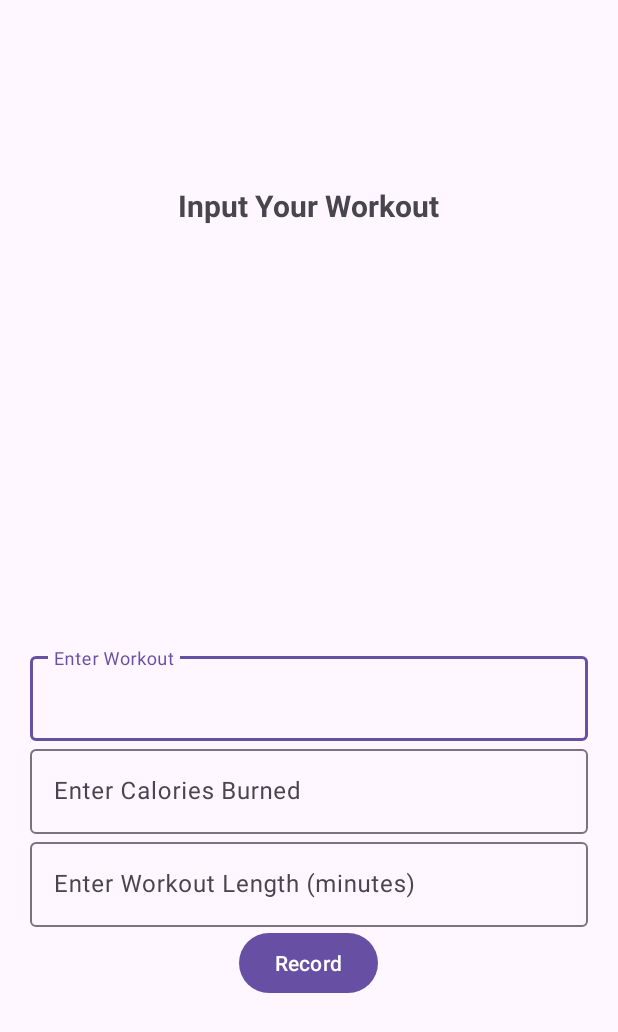
After one commit to ellio357/GroupProject476, an Android app: the layout activity_workout_entry.xml on its own in the app's theme, with its tools: preview values and no code run, on a phone screen of 412 x 824 dp. The commit adds this screen. Shown: the top 1032 px of the screen. Run offline under Robolectric (Android 15) with nearby library versions, the phone set to English and light mode, and no system bars.

Commit message:
created Workout activity and small functionalities.

```diff
--- /dev/null
+++ b/app/src/main/res/layout/activity_workout_entry.xml
@@ -0,0 +1,77 @@
+<?xml version="1.0" encoding="utf-8"?>
+<LinearLayout xmlns:android="http://schemas.android.com/apk/res/android"
+    xmlns:tools="http://schemas.android.com/tools"
+    android:id="@+id/LinearLayout"
+    android:layout_width="match_parent"
+    android:layout_height="match_parent"
+    android:orientation="vertical"
+    tools:context=".MainActivity">
+
+    <LinearLayout
+        android:layout_width="match_parent"
+        android:layout_height="0dp"
+        android:layout_weight="1"
+        android:gravity="center"
+        android:orientation="vertical">
+
+        <TextView
+            android:id="@+id/workoutEntryMessage"
+            android:layout_width="wrap_content"
+            android:layout_height="wrap_content"
+            android:text="@string/workout_message"
+            android:textSize="20sp"
+            android:textStyle="bold"/>
+
+    </LinearLayout>
+
+    <LinearLayout
+        android:layout_width="match_parent"
+        android:layout_height="0dp"
+        android:layout_weight="2"
+        android:gravity="center"
+        android:orientation="vertical"
+        android:padding="20dp">
+
+    <com.google.android.material.textfield.TextInputLayout
+        android:layout_width="match_parent"
+        android:layout_height="wrap_content"
+        android:hint="@string/workout_entry">
+        <com.google.android.material.textfield.TextInputEditText
+            android:id="@+id/addWorkoutName"
+            android:layout_width="match_parent"
+            android:layout_height="wrap_content"
+            android:inputType="textShortMessage"/>
+
+    </com.google.android.material.textfield.TextInputLayout>
+
+    <com.google.android.material.textfield.TextInputLayout
+        android:layout_width="match_parent"
+        android:layout_height="wrap_content"
+        android:hint="@string/workout_cals">
+        <com.google.android.material.textfield.TextInputEditText
+            android:id="@+id/addWorkoutCals"
+            android:layout_width="match_parent"
+            android:layout_height="wrap_content"
+            android:inputType="textShortMessage"/>
+    </com.google.android.material.textfield.TextInputLayout>
+
+    <com.google.android.material.textfield.TextInputLayout
+        android:layout_width="match_parent"
+        android:layout_height="wrap_content"
+        android:hint="@string/workout_length">
+        <com.google.android.material.textfield.TextInputEditText
+            android:id="@+id/addWorkoutLength"
+            android:layout_width="match_parent"
+            android:layout_height="wrap_content"
+            android:inputType="number"/>
+    </com.google.android.material.textfield.TextInputLayout>
+
+    <Button
+        android:id="@+id/recordButton"
+        android:layout_width="wrap_content"
+        android:layout_height="wrap_content"
+        android:text="@string/record"/>
+
+    </LinearLayout>
+
+</LinearLayout>
--- a/app/src/main/res/values/strings.xml
+++ b/app/src/main/res/values/strings.xml
@@ -11,4 +11,10 @@
     <string name="welcome">Welcome!</string>
     <string name="logout">Logout</string>
     <string name="register">Register</string>
+    <string name="record">Record</string>
+    <string name="workout">Workout</string>
+    <string name="workout_message">Input Your Workout</string>
+    <string name="workout_entry">Enter Workout</string>
+    <string name="workout_cals">Enter Calories Burned</string>
+    <string name="workout_length">Enter Workout Length (minutes)</string>
 </resources>
```
Also changed, not shown: app/src/main/java/edu/msu/ellio357/groupproject476/WorkoutEntryActivity.java (added, +79 -0 lines), 1 other file.
